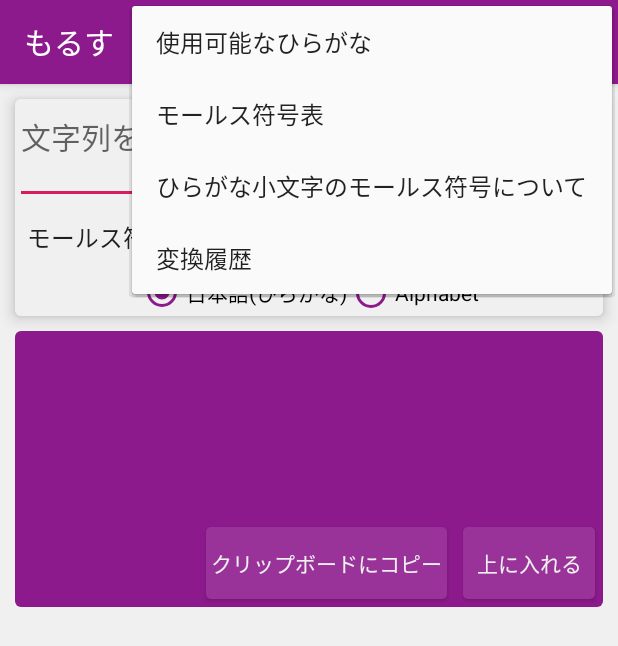
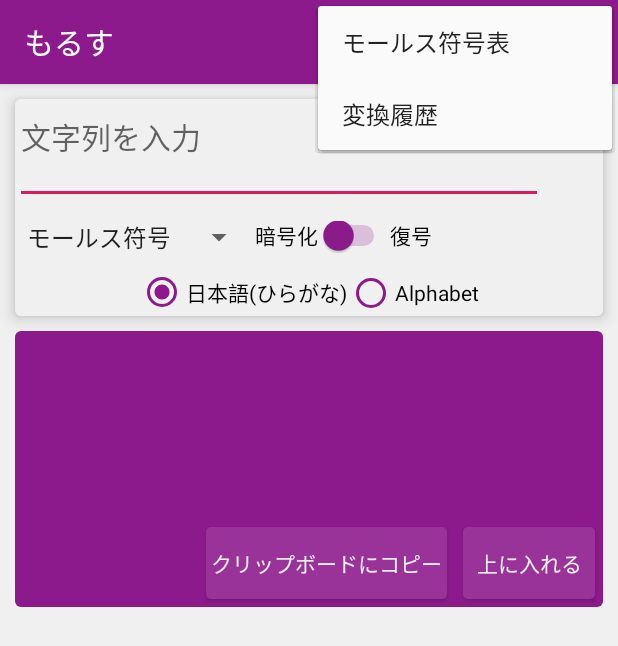
Before and after one commit to MeL-9/Encryption-App, an Android app: the screen it shows after launch (MainActivity), with the options menu open, on a phone screen of 412 x 824 dp. Shown: the top 646 px of the screen. Run offline under Robolectric (Android 15) with nearby library versions, the phone set to English and light mode, and no system bars.

Commit message:
fixed putMorse and modified menu

```diff
--- a/app/src/main/java/com/lune/encipher/MainActivity.java
+++ b/app/src/main/java/com/lune/encipher/MainActivity.java
@@ -7,7 +7,6 @@ import java.util.ArrayList;
 import java.util.HashMap;
 import java.lang.Character.UnicodeBlock;
 import java.util.Map;
-import java.util.concurrent.atomic.AtomicBoolean;
 
 import android.content.ClipboardManager;
 import android.content.ClipData;
@@ -29,7 +28,7 @@ public class MainActivity extends AppCompatActivity implements View.OnClickListe
 
     private Button btCpy, btFil, btShortPoint, btLongPoint, btSpace, btBS;
     private EditText etStr, etN;
-    private Spinner spnrEncry;
+    private Spinner spnrMethod;
     private TextView tvCrypt, cross;
     private CompoundButton swMode;
     private RadioGroup rdLang;
@@ -62,7 +61,7 @@ public class MainActivity extends AppCompatActivity implements View.OnClickListe
         btBS = findViewById(idBS);
         etStr = findViewById(R.id.et_str);
         etN = findViewById(R.id.n_kaeji);
-        spnrEncry = findViewById(R.id.spinner);
+        spnrMethod = findViewById(R.id.spinner);
         tvCrypt = findViewById(R.id.tv_crypt);
         cross = findViewById(R.id.cross);
         swMode = findViewById(R.id.sw_mode);
@@ -92,10 +91,12 @@ public class MainActivity extends AppCompatActivity implements View.OnClickListe
             @Override
             public void onCheckedChanged(CompoundButton buttonView, boolean isChecked) {
                 mode = isChecked;
-                if(mode == true){
-                    linearLayout = findViewById(R.id.putMorse);
-                    linearLayout.setVisibility(View.VISIBLE);
-                }else{
+                if(mode){   //復号モードになったとき
+                    if(spnrMethod.getSelectedItemPosition() == 0){  //スピナーでモールスが選ばれているなら
+                        linearLayout = findViewById(R.id.putMorse);
+                        linearLayout.setVisibility(View.VISIBLE);
+                    }
+                }else{  //暗号化モードになったとき
                     linearLayout = findViewById(R.id.putMorse);
                     linearLayout.setVisibility(View.GONE);
                 }
@@ -144,7 +145,7 @@ public class MainActivity extends AppCompatActivity implements View.OnClickListe
                     cross.startAnimation(fadeIn);
                     flgCross = true;
                 }
-                int item = spnrEncry.getSelectedItemPosition();    //選択されている方式を取得
+                int item = spnrMethod.getSelectedItemPosition();    //選択されている方式を取得
 
                 if(item == 1)  {        //換字式なら
                     if(mode){       //復号なら
@@ -240,23 +241,23 @@ public class MainActivity extends AppCompatActivity implements View.OnClickListe
         ArrayAdapter adptEncry = new ArrayAdapter(this, android.R.layout.simple_spinner_item, getResources().getStringArray(R.array.list_encry));
         adptEncry.setDropDownViewResource(android.R.layout.simple_spinner_dropdown_item);
 
-        spnrEncry.setAdapter(adptEncry);  //AdapterをSpinnerにセット
-        spnrEncry.setPromptId(R.string.sel_encry);
-        spnrEncry.setOnItemSelectedListener(new AdapterView.OnItemSelectedListener() {     //SpinnerのItemが選ばれたとき
+        spnrMethod.setAdapter(adptEncry);  //AdapterをSpinnerにセット
+        spnrMethod.setPromptId(R.string.sel_encry);
+        spnrMethod.setOnItemSelectedListener(new AdapterView.OnItemSelectedListener() {     //SpinnerのItemが選ばれたとき
             @Override
             public void onItemSelected(AdapterView<?> parent, View v, int position, long id) {
                 Spinner spnr = (Spinner)parent;
                 int num = spnr.getSelectedItemPosition();
-                if(num == 1){
+                if(num == 1){                                    //換字式が選ばれているなら
                     linearLayout = findViewById(R.id.key_kaeji);
-                    linearLayout.setVisibility(View.VISIBLE);    //換字式が選ばれているならずらす数のEditTextをVisible
+                    linearLayout.setVisibility(View.VISIBLE);    //ずらす数のEditTextをVisible
                 }
                 else {
                     linearLayout = findViewById(R.id.key_kaeji);
                     linearLayout.setVisibility(View.GONE);
                 }
 
-                if(num == 0){
+                if(num == 0){                                   //モールスが選ばれているなら
                     if(mode == true){
                         linearLayout = findViewById(R.id.putMorse);
                         linearLayout.setVisibility(View.VISIBLE);
@@ -290,31 +291,9 @@ public class MainActivity extends AppCompatActivity implements View.OnClickListe
         Intent intent;
 
         switch (menuItem.getItemId()){
-            case R.id.menu_hiragana:
-                dlg.setTitle(R.string.available);
-                dlg.setMessage(R.string.hiragana);
-                dlg.setPositiveButton("OK", new DialogInterface.OnClickListener() {
-                    @Override
-                    public void onClick(DialogInterface dlg, int which) {
-                    }
-                });
-                dlg.show();
-                break;
-
             case R.id.menu_code:
                 intent = new Intent(this, ShowMorseCode.class);
                 startActivity(intent);
-                break;
-
-            case R.id.menu_morse:
-                dlg.setTitle(R.string.about_morse);
-                dlg.setMessage(R.string.explain_morse);
-                dlg.setPositiveButton("OK", new DialogInterface.OnClickListener() {
-                    @Override
-                    public void onClick(DialogInterface dialog, int which) {
-                    }
-                });
-                dlg.show();
                 break;
 
             case R.id.menu_history:
--- a/app/src/main/res/menu/option.xml
+++ b/app/src/main/res/menu/option.xml
@@ -3,16 +3,8 @@
     xmlns:app="http://schemas.android.com/apk/res-auto">
 
     <item
-        android:id="@+id/menu_hiragana"
-        android:title="@string/available"
-        app:showAsAction="never"/>
-    <item
         android:id="@+id/menu_code"
         android:title="@string/list_code"
-        />
-    <item
-        android:id="@+id/menu_morse"
-        android:title="@string/about_morse"
         />
     <item
         android:id="@+id/menu_history"
```
